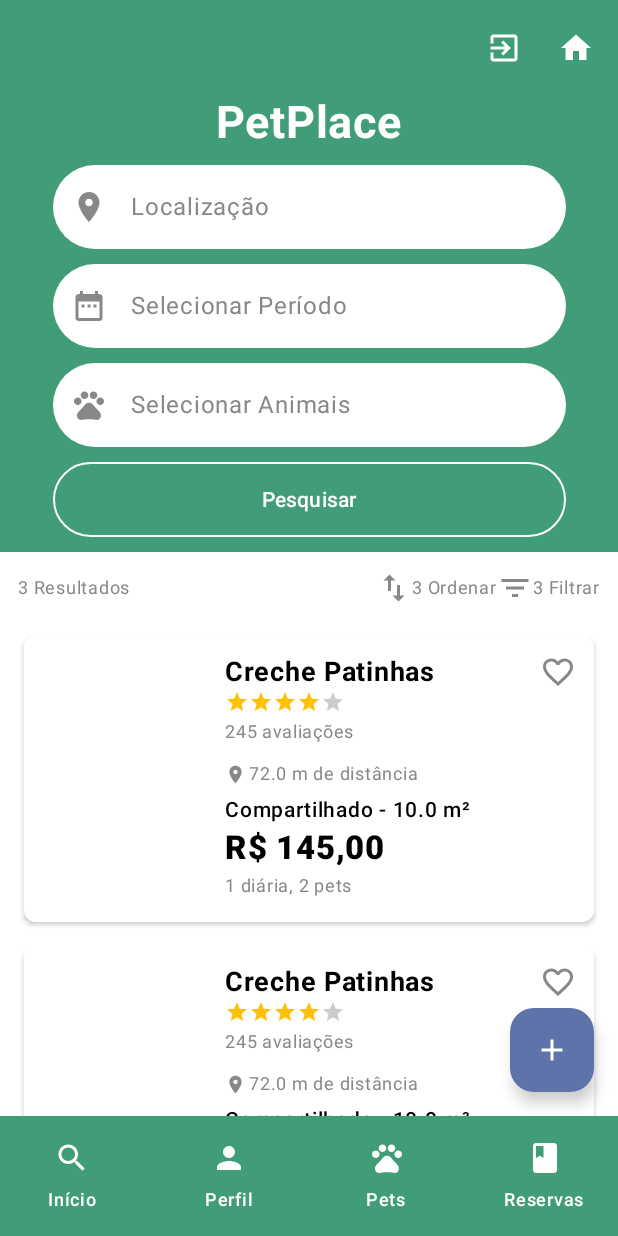
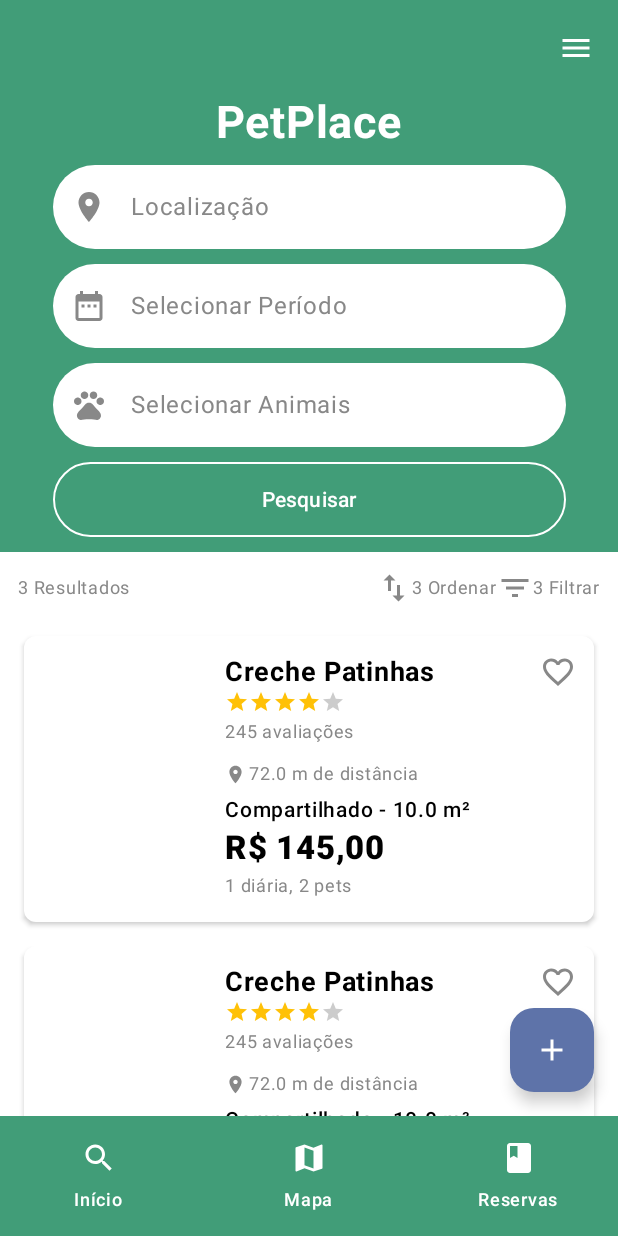
Before and after one commit to lanarayanne/PetPlace, an Android app built with Jetpack Compose: the screen it shows after launch (MainActivity), after a tap on "Entrar", on a phone screen of 412 x 824 dp. Run offline under Robolectric (Android 15) with nearby library versions, the phone set to English and light mode, and no system bars.

Commit message:
add map to bottom bar

```diff
--- a/app/src/main/java/com/petplace/MainActivity.kt
+++ b/app/src/main/java/com/petplace/MainActivity.kt
@@ -12,6 +12,7 @@ import androidx.compose.material.icons.Icons
 import androidx.compose.material.icons.automirrored.filled.ExitToApp
 import androidx.compose.material.icons.filled.Add
 import androidx.compose.material.icons.filled.Home
+import androidx.compose.material.icons.filled.Menu
 import androidx.compose.material3.ExperimentalMaterial3Api
 import androidx.compose.material3.FloatingActionButton
 import androidx.compose.material3.Icon
@@ -52,28 +53,36 @@ class MainActivity : ComponentActivity() {
                             ),
 
                             actions = {
-                                IconButton( onClick = { finish() } ) {
-                                    Icon(
-                                        imageVector =
-                                            Icons.AutoMirrored.Filled.ExitToApp,
-                                        contentDescription = "Localized description"
-                                    )
-                                }
+//                                IconButton( onClick = { finish() } ) {
+//                                    Icon(
+//                                        imageVector =
+//                                            Icons.AutoMirrored.Filled.ExitToApp,
+//                                        contentDescription = "Localized description"
+//                                    )
+//                                }
                                 IconButton( onClick = {  } ) {
                                     Icon(
                                         imageVector =
-                                            Icons.Default.Home,
-                                        contentDescription = "Mudar para hospedeiro"
+                                            Icons.Default.Menu,
+                                        contentDescription = "Menu"
                                     )
                                 }
+//                                IconButton( onClick = {  } ) {
+//                                    Icon(
+//                                        imageVector =
+//                                            Icons.Default.Home,
+//                                        contentDescription = "Mudar para hospedeiro"
+//                                    )
+//                                }
                             }
                         )
                     },
                     bottomBar = {
                         val items = listOf(
                             BottomNavItem.HomeButton,
-                            BottomNavItem.ProfileButton,
-                            BottomNavItem.PetsButton,
+                            BottomNavItem.MapButton,
+//                            BottomNavItem.ProfileButton,
+//                            BottomNavItem.PetsButton,
                             BottomNavItem.BookingButton
                         )
                         BottomNavBar(navController = navController, items)
@@ -92,19 +101,3 @@ class MainActivity : ComponentActivity() {
         }
     }
 }
-
-@Composable
-fun Greeting(name: String, modifier: Modifier = Modifier) {
-    Text(
-        text = "Hello $name!",
-        modifier = modifier
-    )
-}
-
-@Preview(showBackground = true)
-@Composable
-fun GreetingPreview() {
-    PetPlaceTheme {
-        Greeting("Android")
-    }
-}
--- a/app/src/main/java/com/petplace/ui/nav/BottomNavItem.kt
+++ b/app/src/main/java/com/petplace/ui/nav/BottomNavItem.kt
@@ -4,6 +4,7 @@ import androidx.compose.material.icons.filled.Book
 import androidx.compose.material.icons.filled.Favorite
 import androidx.compose.material.icons.filled.Home
 import androidx.compose.material.icons.filled.LocationOn
+import androidx.compose.material.icons.filled.Map
 import androidx.compose.material.icons.filled.Person
 import androidx.compose.material.icons.filled.Pets
 import androidx.compose.material.icons.filled.Search
@@ -13,10 +14,15 @@ import kotlinx.serialization.Serializable
     sealed interface Route {
         @Serializable
         data object Home : Route
+
+        @Serializable
+        data object Map : Route
+
         @Serializable
         data object Profile : Route
         @Serializable
         data object Pets : Route
+
         @Serializable
         data object Hosting : Route
         @Serializable
@@ -29,10 +35,15 @@ import kotlinx.serialization.Serializable
     {
         data object HomeButton :
             BottomNavItem("Início", Icons.Default.Search, Route.Home)
-        data object ProfileButton :
-            BottomNavItem("Perfil", Icons.Default.Person, Route.Profile)
-        data object PetsButton  :
-            BottomNavItem("Pets", Icons.Default.Pets, Route.Pets)
+
+        data object MapButton :
+            BottomNavItem("Mapa", Icons.Default.Map, Route.Map)
+
+//        data object ProfileButton :
+//            BottomNavItem("Perfil", Icons.Default.Person, Route.Profile)
+//        data object PetsButton  :
+//            BottomNavItem("Pets", Icons.Default.Pets, Route.Pets)
+
         data object HostingButton  :
             BottomNavItem("Hospedagens", Icons.Default.Home, Route.Hosting)
         data object BookingButton  :
--- a/app/src/main/java/com/petplace/ui/nav/MainNavHost.kt
+++ b/app/src/main/java/com/petplace/ui/nav/MainNavHost.kt
@@ -9,6 +9,7 @@ import com.petplace.MainViewModel
 import com.petplace.ui.BookingsPage
 import com.petplace.ui.HomePage
 import com.petplace.ui.HostingPage
+import com.petplace.ui.MapPage
 import com.petplace.ui.PetsPage
 import com.petplace.ui.ProfilePage
 
@@ -16,6 +17,7 @@ import com.petplace.ui.ProfilePage
 fun MainNavHost(navController: NavHostController,viewModel: MainViewModel) {
     NavHost(navController, startDestination = Route.Home) {
         composable<Route.Home> { HomePage(viewModel = viewModel)  }
+        composable<Route.Map> { MapPage(viewModel = viewModel)  }
         composable<Route.Profile> { ProfilePage(viewModel = viewModel) }
         composable<Route.Pets>  { PetsPage(viewModel = viewModel) }
         composable<Route.Hosting>  { HostingPage(viewModel = viewModel) }
```
Also changed, not shown: app/src/main/java/com/petplace/ui/MapPage.kt (added, +10 -0 lines).
